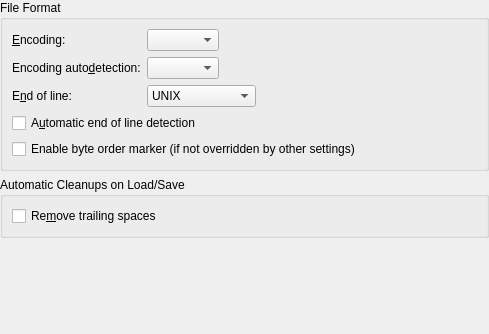
Before: the Qt Designer form part/dialogs/opensaveconfigwidget.ui in KDE/kate, drawn with Qt 5.
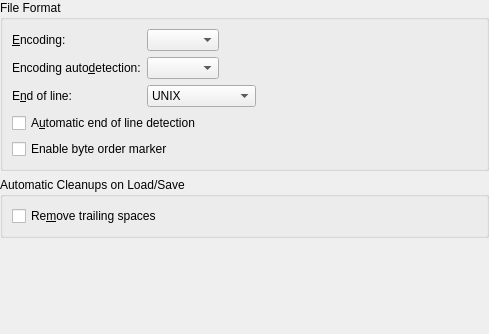
After: the same form once the commit is applied. Custom widgets are drawn as their Qt base class.

Commit message:
rename byte order mark setting.
add what's this tip

Diff of the .ui file:
```diff
--- a/part/dialogs/opensaveconfigwidget.ui
+++ b/part/dialogs/opensaveconfigwidget.ui
@@ -95,7 +95,7 @@
       <item>
        <widget class="QCheckBox" name="chkEnableBOM">
         <property name="text">
-         <string>Enable byte order marker (if not overridden by other settings)</string>
+         <string>Enable byte order marker</string>
         </property>
        </widget>
       </item>
```
Left out of the diff: 3 changed lines with no effect on the pictures.
